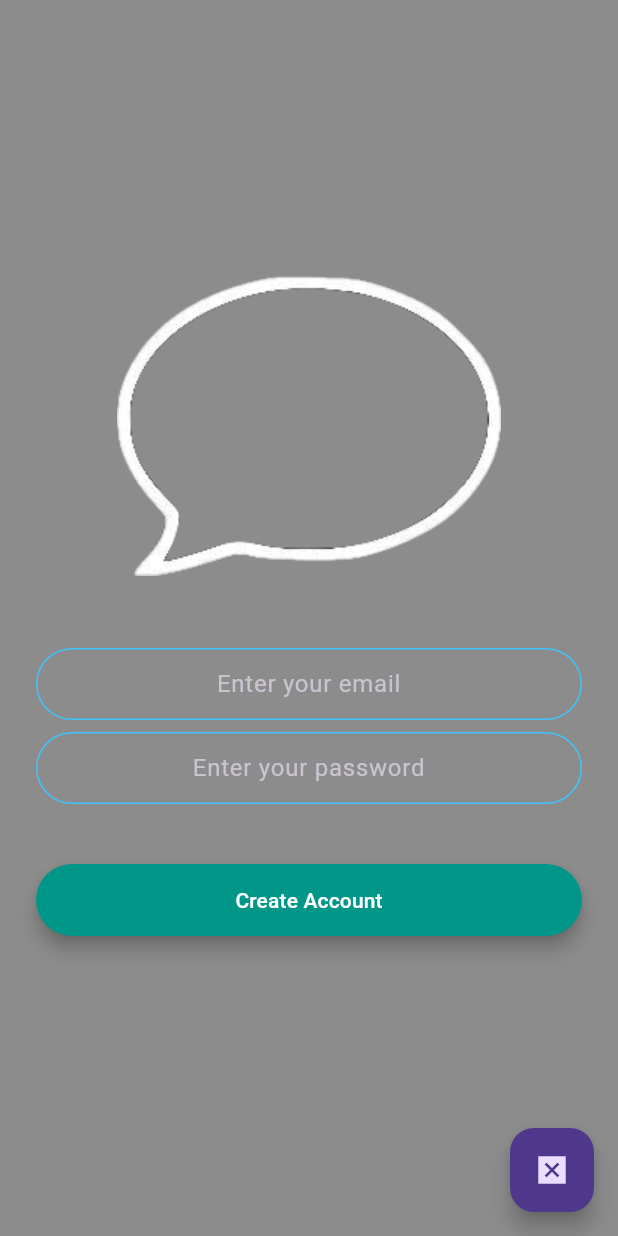
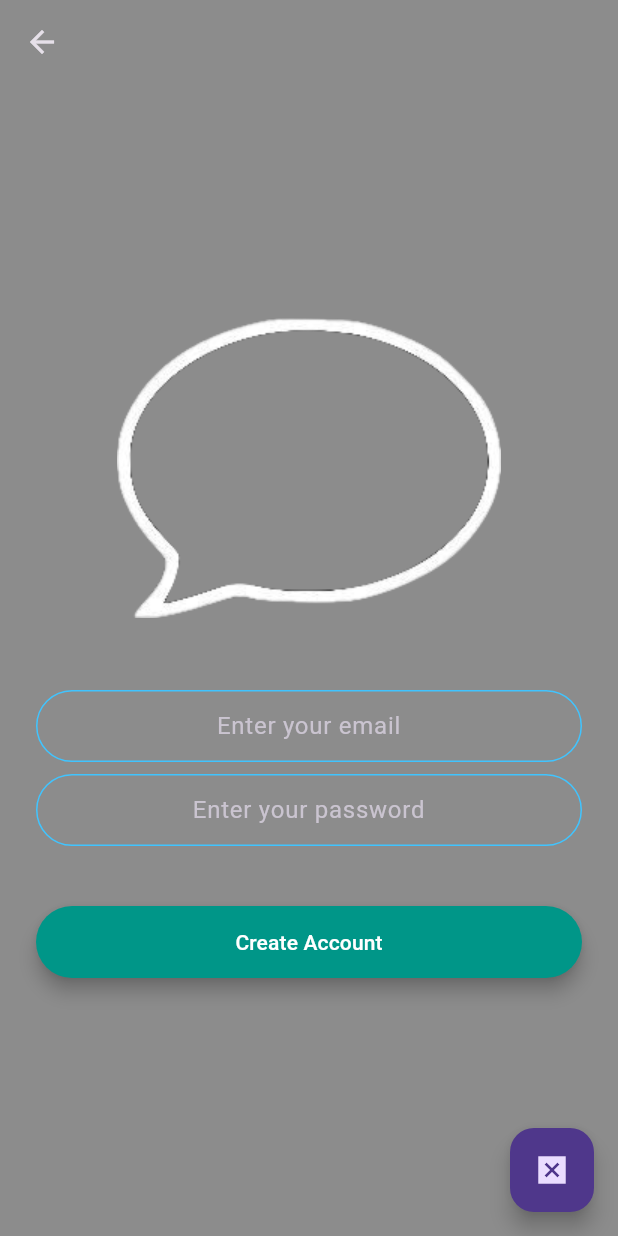
Before and after one commit to TrevorRomans/shadow_chat, a Flutter app: the CreateAccountScreen screen opened by its route, on a phone screen of 412 x 824 dp. Run offline on Flutter 3.47's test engine with Material 3 defaults, Android fonts, the light colour scheme and no system bars; drawn by our look-alikes of modal_progress_hud_nsn; our stand-ins replace animated_text_kit, firebase_auth, firebase_core; accounts and stored records are empty.

Commit message:
Added app bar with back button

```diff
--- a/lib/screens/create_account_screen.dart
+++ b/lib/screens/create_account_screen.dart
@@ -24,6 +24,16 @@ class _CreateAccountScreenState extends State<CreateAccountScreen> {
   @override
   Widget build(BuildContext context) {
     return Scaffold(
+      appBar: AppBar(
+        backgroundColor: Colors.transparent,
+        elevation: 0,
+        leading: IconButton(
+          onPressed: () {
+            Navigator.pop(context);
+          },
+          icon: Icon(Icons.arrow_back_outlined),
+        ),
+      ),
       backgroundColor: Colors.black45,
       body: ModalProgressHUD(
         inAsyncCall: showSpinner,
```
Also changed, not shown: lib/screens/login_screen.dart (+10 -0 lines).
